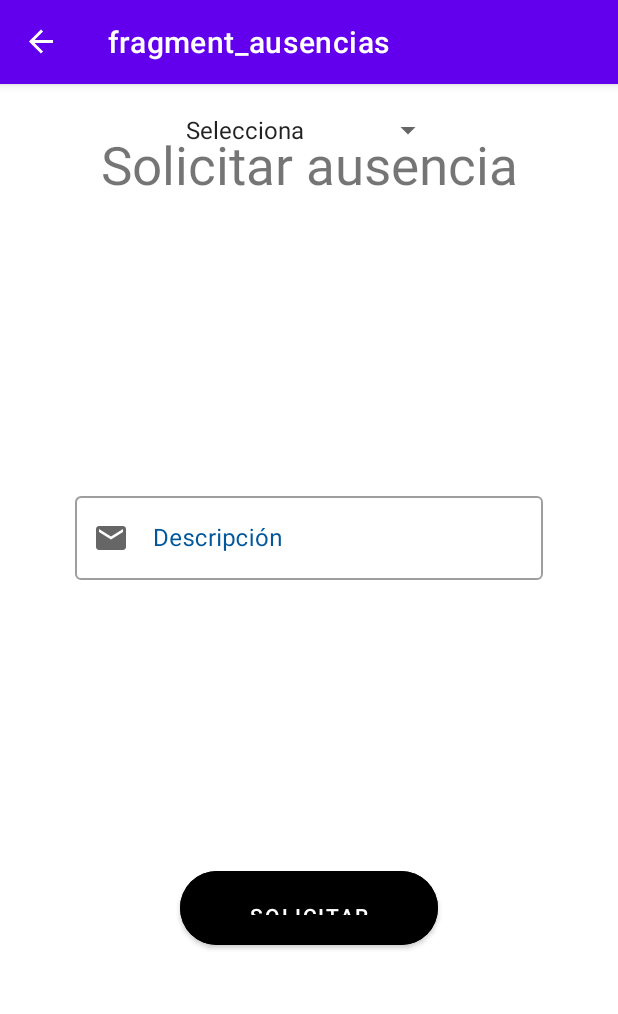
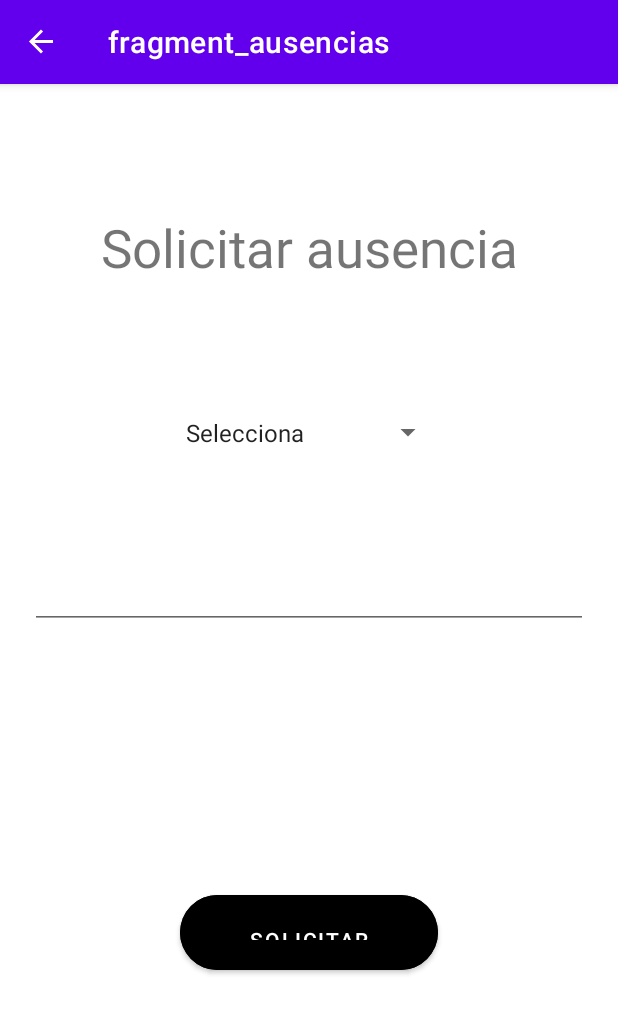
Before and after one commit to P3r1c086/Andarivel, an Android app: the AusenciasFragment screen opened through its navigation route, on a phone screen of 412 x 824 dp. Shown: the top 1014 px of the screen. Run offline under Robolectric (Android 15) with nearby library versions, the phone set to English and light mode, and no system bars; our stand-ins replace Firebase (no records; nobody signed in at launch, a user with empty details on screens opened directly), navigation-ui.

Commit message:
Error en fragment ausencias arreglado y campo descripcion introducido

```diff
--- a/app/src/main/res/layout/fragment_ausencias.xml
+++ b/app/src/main/res/layout/fragment_ausencias.xml
@@ -16,7 +16,7 @@
         android:textSize="35sp"
         android:layout_marginTop="30dp"
         app:layout_constraintHeight_percent="0.08"
-        app:layout_constraintBottom_toTopOf="spMotivoAusencia"
+        app:layout_constraintBottom_toTopOf="@+id/spMotivoAusencia"
         app:layout_constraintEnd_toEndOf="parent"
         app:layout_constraintStart_toStartOf="parent"
         app:layout_constraintTop_toTopOf="parent" />
@@ -28,12 +28,12 @@
         android:minHeight="30dp"
         android:textAlignment="center"
         app:layout_constraintHeight_percent="0.08"
-        app:layout_constraintBottom_toTopOf="tiDescripcion"
+        app:layout_constraintBottom_toTopOf="@+id/tiDescripcion"
         app:layout_constraintEnd_toEndOf="parent"
         app:layout_constraintStart_toStartOf="parent"
-        app:layout_constraintTop_toBottomOf="tvTitulo"/>
+        app:layout_constraintTop_toBottomOf="@+id/tvTitulo"/>
 
-    <com.google.android.material.textfield.TextInputLayout
+    <!-- <com.google.android.material.textfield.TextInputLayout
          android:id="@+id/tiDescripcion"
          android:layout_width="0dp"
          android:layout_height="0dp"
@@ -47,11 +47,11 @@
          android:hint="@string/descripci_n"
          style="@style/Widget.MaterialComponents.TextInputLayout.OutlinedBox"
          app:startIconDrawable="@drawable/ic_email"
-        app:layout_constraintHeight_percent="0.08"
+         app:layout_constraintHeight_percent="0.2"
          app:layout_constraintBottom_toTopOf="@+id/btSolicitar"
          app:layout_constraintEnd_toEndOf="parent"
          app:layout_constraintStart_toStartOf="parent"
-        app:layout_constraintTop_toBottomOf="@+id/spMotivoAusencia">
+         app:layout_constraintTop_toBottomOf="@+id/tvTitulo">
 
          <com.google.android.material.textfield.TextInputEditText
              android:id="@+id/etDescripcion"
@@ -60,8 +60,21 @@
              android:inputType="textEmailAddress"
              android:textColorHint="#757575" />
 
-    </com.google.android.material.textfield.TextInputLayout>
-
+     </com.google.android.material.textfield.TextInputLayout>-->
+    <EditText
+        android:id="@+id/tiDescripcion"
+        android:layout_width="0dp"
+        android:layout_height="wrap_content"
+        android:layout_weight="1"
+        android:ems="10"
+        android:layout_marginHorizontal="20dp"
+        android:gravity="start|top"
+        android:inputType="textMultiLine"
+        app:layout_constraintHeight_percent="0.3"
+        app:layout_constraintBottom_toTopOf="@+id/btSolicitar"
+        app:layout_constraintEnd_toEndOf="parent"
+        app:layout_constraintStart_toStartOf="parent"
+        app:layout_constraintTop_toBottomOf="@+id/tvTitulo"/>
     <Button
         android:id="@+id/btSolicitar"
         android:layout_width="0dp"
@@ -78,4 +91,5 @@
         app:layout_constraintStart_toStartOf="parent"
         app:layout_constraintTop_toBottomOf="@+id/tiDescripcion" />
 
+
 </androidx.constraintlayout.widget.ConstraintLayout>
```
Lines whose indentation alone changed are shown as unchanged.
